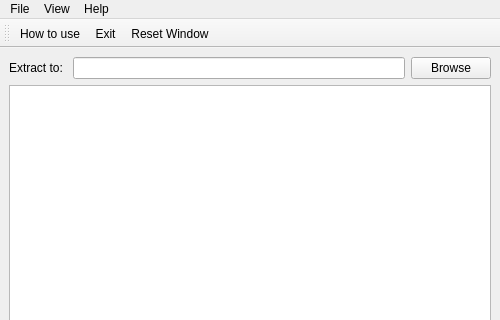
Qt form ext_files_dir.ui (Lyuhitto/extracting_files_from_dir) before a commit; both pictures show x 0 to 500 and y 0 to 320 of the 500 by 700 pixel window.
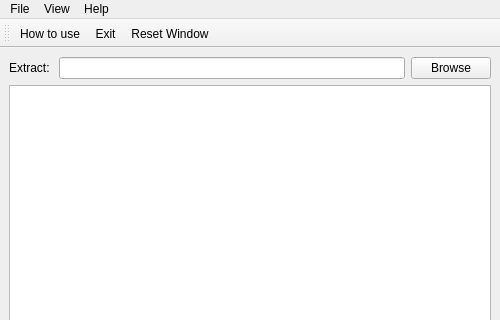
The same form after that commit. Icons and pictures are not drawn.

What changed in the file:
```diff
--- a/ext_files_dir.ui
+++ b/ext_files_dir.ui
@@ -20,7 +20,7 @@
       <item>
        <widget class="QLabel" name="labelExtract">
         <property name="text">
-         <string>Extract to: </string>
+         <string>Extract: </string>
         </property>
        </widget>
       </item>
```
Left out of the diff: 4 changed lines with no effect on the pictures. Lines whose indentation alone changed are shown as unchanged.
